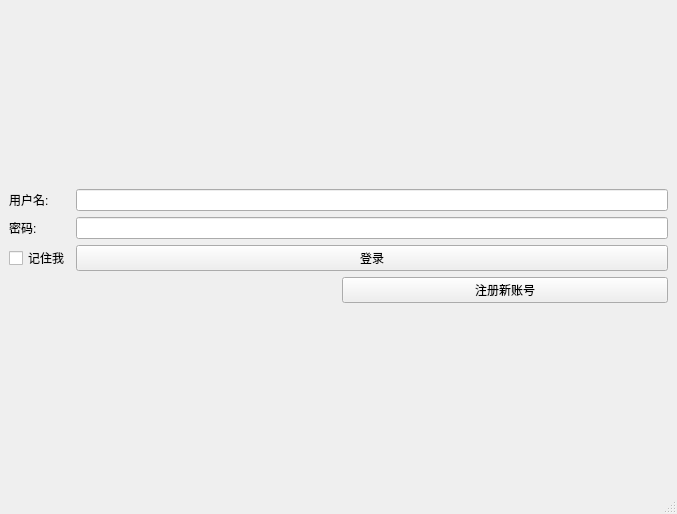
Before: the Qt Designer form mainwindow.ui in SunJianBai/patient-client, drawn with Qt 5.
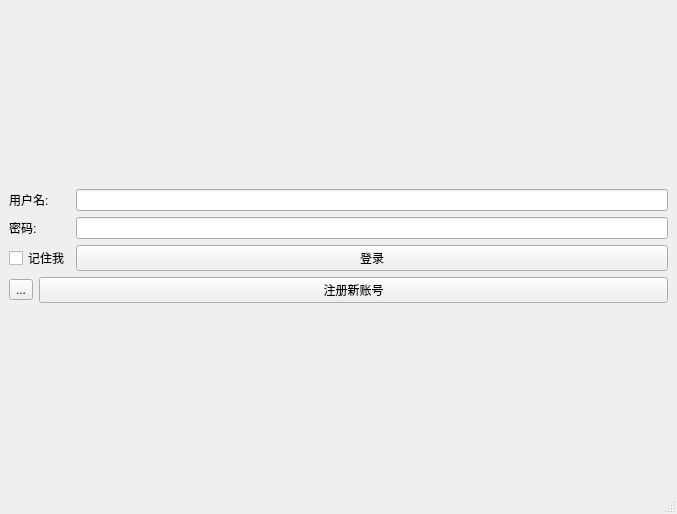
After: the same form once the commit is applied.

Diff of the .ui file:
```diff
--- a/mainwindow.ui
+++ b/mainwindow.ui
@@ -14,8 +14,8 @@
    <string>MainWindow</string>
   </property>
   <widget class="QWidget" name="centralwidget">
-   <layout class="QGridLayout" name="gridLayout_3">
-    <item row="0" column="0">
+   <layout class="QVBoxLayout" name="verticalLayout">
+    <item>
      <layout class="QGridLayout" name="gridLayout_2">
       <item row="1" column="1">
        <widget class="QPushButton" name="sighupBtn">
@@ -24,6 +24,13 @@
         </property>
        </widget>
       </item>
+      <item row="1" column="0">
+       <widget class="QToolButton" name="settingBtn">
+        <property name="text">
+         <string>...</string>
+        </property>
+       </widget>
+      </item>
       <item row="0" column="0" colspan="2">
        <layout class="QGridLayout" name="gridLayout">
         <item row="1" column="1">
```
Left out of the diff: 34 changed lines with no effect on the pictures.
